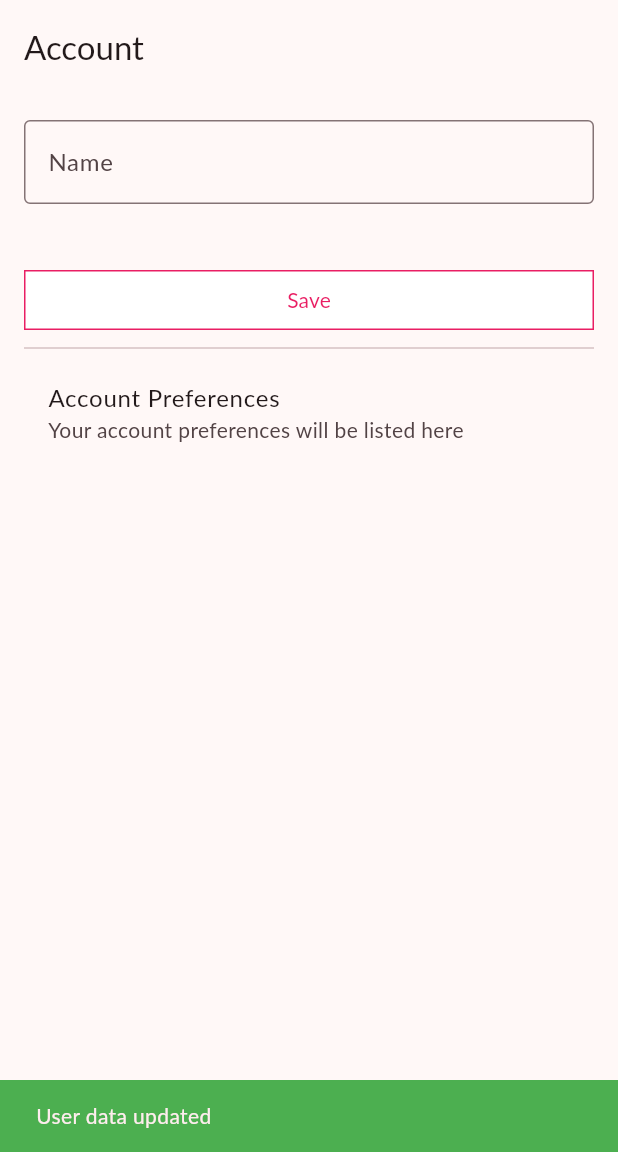
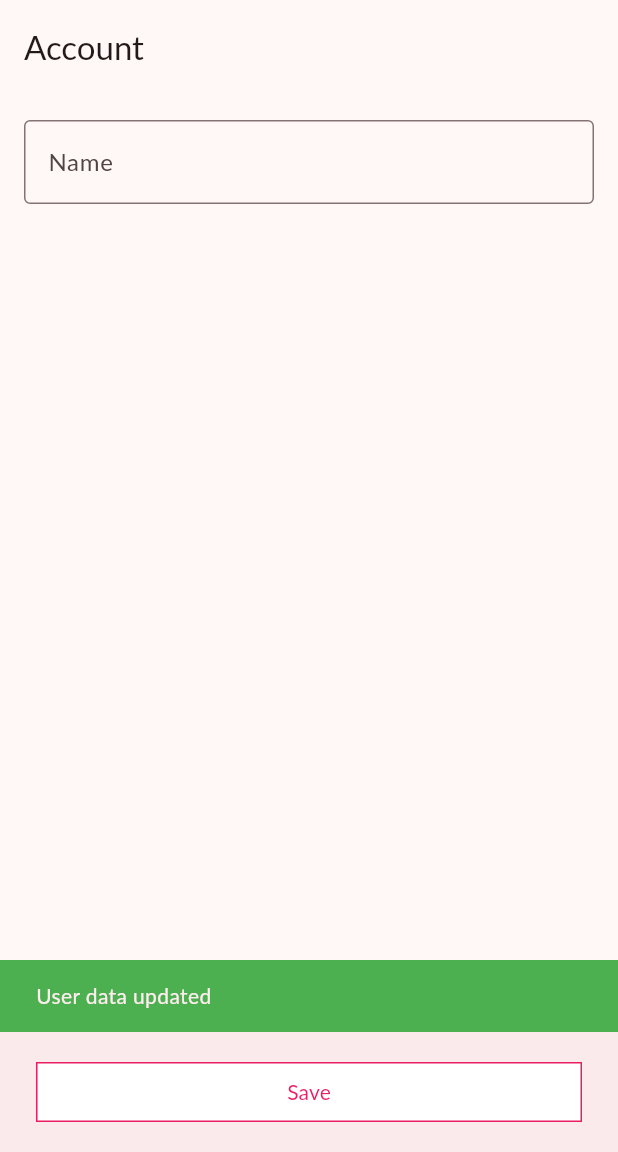
Before and after one commit to artinoh/recipe_app, a Flutter app: the AccountPage screen opened directly, after a tap on "Save", on a phone screen of 412 x 824 dp, the part 84-1236 px from its top. Run offline on Flutter 3.47's test engine with Material 3 defaults, Android fonts, the phone set to English and light mode, and no system bars; our stand-ins replace cloud_firestore, firebase_auth, firebase_core; accounts and stored records are empty.

Commit message:
change save on account page

```diff
--- a/lib/src/account_page.dart
+++ b/lib/src/account_page.dart
@@ -85,23 +85,19 @@ class _AccountPageState extends State<AccountPage> {
                   border: OutlineInputBorder(),
                 ),
               ),
-              const SizedBox(height: 16.0),
-              SizedBox(height: 24.0),
-              CustomButton(
-                text: 'Save',
-                onPressed: _updateUserData
-              ),
-              Divider(),
-              const ListTile(
-                title: Text('Account Preferences'),
-                subtitle: Text('Your account preferences will be listed here'),
-                // Add more preference display widgets
-              ),
-              // Add more preferences
             ],
           ),
         ),
       ),
-    );
+      bottomNavigationBar: BottomAppBar(
+        child: Padding(
+          padding: const EdgeInsets.all(8.0),
+          child: CustomButton(
+              text: 'Save',
+              onPressed: _updateUserData
+              ),
+          ),
+        ),
+      );
   }
 }
```
